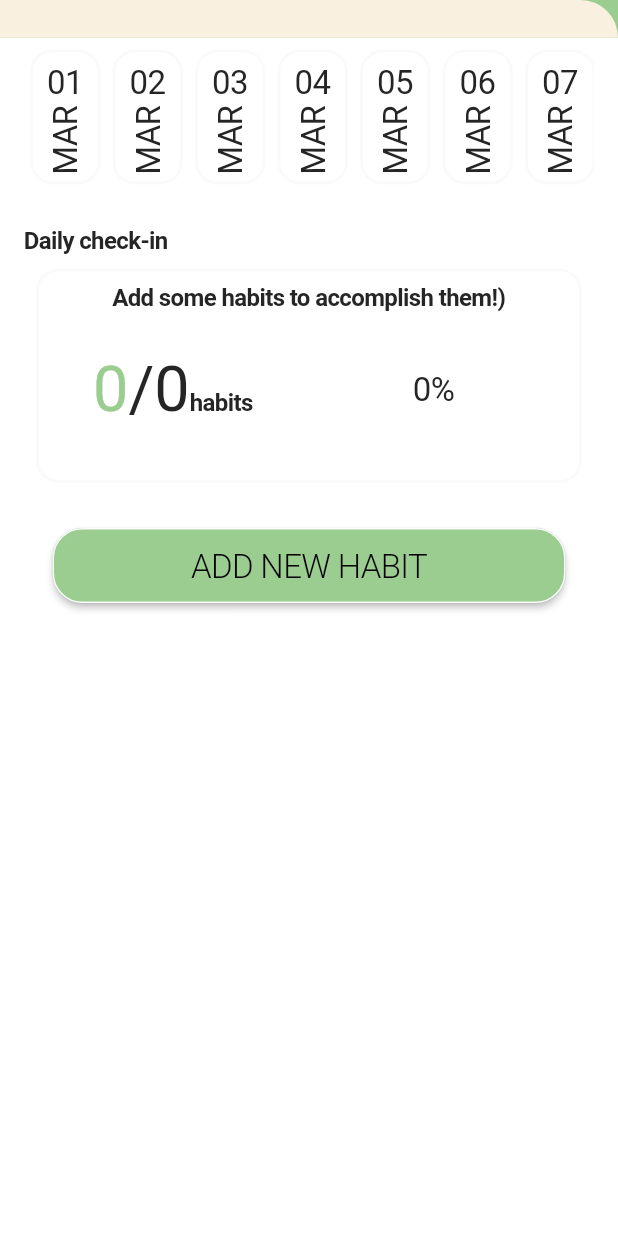
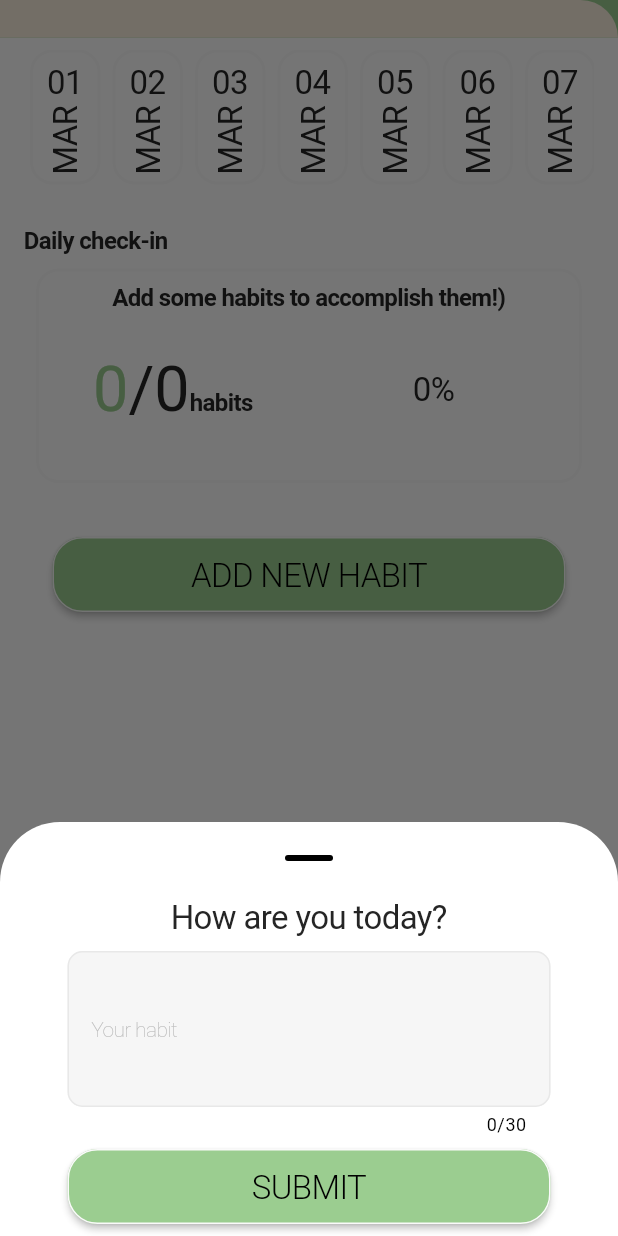
Before and after one commit to Max213141/pet_project, a Flutter app: the HabitsScreenBody widget shown alone on an empty page, opened directly with empty values, after a tap on "ADD NEW HABIT", on a phone screen of 412 x 824 dp. Run offline on Flutter 3.47's test engine with Material 3 defaults, Android fonts, the phone set to English and light mode, and no system bars; our stand-ins replace bloc, carousel_slider, cloud_firestore, firebase_auth, firebase_core, fl_chart and 8 more; accounts and stored records are empty; network calls fail; Roboto replaces fonts that are missing (Poppins-Regular, Signika-Regular); project files that could hold a hidden picture were left out.

Commit message:
Habits creation botto sheet body adaptive behavior now working properly

```diff
--- a/lib/screens/auth_screen/widgets/auth_screen_modal_body.dart
+++ b/lib/screens/auth_screen/widgets/auth_screen_modal_body.dart
@@ -66,7 +66,8 @@ class _AuthModalBodyState extends State<AuthModalBody> {
                 );
               },
             );
-            });
+          },
+        );
       },
       child: Scaffold(
         backgroundColor: Colors.transparent,
--- a/lib/screens/habits_screen/widgets/habits_screen_body.dart
+++ b/lib/screens/habits_screen/widgets/habits_screen_body.dart
@@ -1,11 +1,9 @@
-import 'package:cloud_firestore/cloud_firestore.dart';
 import 'package:flutter/material.dart';
-import 'package:flutter_bloc/flutter_bloc.dart';
 import 'package:intl/intl.dart';
-import 'package:life_sync/blocs/blocs.dart';
 import 'package:life_sync/common_widgets/widgets.dart';
 import 'package:life_sync/entities/db_entities/db_entities.dart';
 import 'package:life_sync/screens/habits_screen/widgets/widgets.dart';
+import 'package:life_sync/screens/home_screen/widgets/widgets.dart';
 import 'package:life_sync/utils/utils.dart';
 
 class HabitsScreenBody extends StatelessWidget {
@@ -74,6 +72,27 @@ class HabitsScreenBody extends StatelessWidget {
                   itemCount: habitsList.length,
                   itemBuilder: (context, index) {
                     // Check if the current item's date is different from the previous item's date
+                    // if ((index > 0 &&
+                    //         sortedList[index].date.toDate().day !=
+                    //             sortedList[index - 1].date.toDate().day) &&
+                    //     sortedList[index].date.toDate().day !=
+                    //         DateTime.now().day) {
+                    //   return Column(
+                    //     children: [
+                    //       const Divider(),
+                    //       Text(
+                    //         ' ${DateFormat.MMMd().format(sortedList[index].date.toDate())}',
+                    //         style: MentalHealthTextStyles
+                    //             .text.signikaSecondaryFontF16,
+                    //       ),
+                    //       HabitsItem(
+                    //         uid: uid,
+                    //         habitsList: sortedList,
+                    //         habit: sortedList[index],
+                    //       ),
+                    //     ],
+                    //   );
+                    // } else
                     if (index > 0 &&
                         sortedList[index].date.toDate().day !=
                             sortedList[index - 1].date.toDate().day) {
@@ -105,44 +124,32 @@ class HabitsScreenBody extends StatelessWidget {
             ),
           ),
           Padding(
-            padding: const EdgeInsets.symmetric(horizontal: 35.0),
+            padding: const EdgeInsets.symmetric(horizontal: 35.0, vertical: 6),
             child: ActionButton(
               title: 'Add new habit'.toUpperCase(),
               onPressed: () {
-                final updatedList = habitsList.toList();
-                updatedList.add(
-                  UserHabit(
-                    task: 'Finish todod List',
-                    date: Timestamp.now(),
-                    isDone: false,
+                showModalBottomSheet(
+                  useSafeArea: true,
+                  showDragHandle: true,
+                  isScrollControlled: true,
+                  backgroundColor: AppColor.primaryColorDark,
+                  anchorPoint: const Offset(0.5, 0.0),
+                  shape: const RoundedRectangleBorder(
+                    borderRadius: BorderRadius.only(
+                      topLeft: Radius.circular(40),
+                      topRight: Radius.circular(40),
+                    ),
                   ),
+                  context: context,
+                  builder: (context) {
+                    return RepaintBoundary(
+                      child: HabitCreationBody(
+                        uid: uid,
+                        habitsList: habitsList,
+                      ),
+                    );
+                  },
                 );
-                BlocProvider.of<HabitsBloc>(context).add(
-                  UploadHabits(
-                    userUID: uid,
-                    userUpdatedHabits: UserHabitsList(userHabits: updatedList),
-                  ),
-                );
-                // showModalBottomSheet(
-                //   useSafeArea: true,
-                //   showDragHandle: true,
-                //   shape: const RoundedRectangleBorder(
-                //     borderRadius: BorderRadius.only(
-                //       topLeft: Radius.circular(40),
-                //       topRight: Radius.circular(40),
-                //     ),
-                //   ),
-                //   context: context,
-                //   builder: (context) {
-                //     return Center(
-                //       child: Text(
-                //         ';)',
-                //         style:
-                //             MentalHealthTextStyles.text.signikaPrimaryFontF28,
-                //       ),
-                //     );
-                //   },
-                // );
               },
             ),
           ),
--- a/lib/screens/home_screen/widgets/calendar_body_widget.dart
+++ b/lib/screens/home_screen/widgets/calendar_body_widget.dart
@@ -163,7 +163,7 @@ Color getColorForDate(DateTime date, List<MoodEntry> moodEntries) {
         case 'Meh':
           return AppColor.chartMeh;
         case 'Good':
-          return AppColor.chartsColor;
+          return AppColor.chartGood;
         case 'Happy':
           return AppColor.chartHappy;
         default:
--- a/lib/screens/home_screen/widgets/habit_creation_bottom_sheet_body.dart
+++ b/lib/screens/home_screen/widgets/habit_creation_bottom_sheet_body.dart
@@ -35,28 +35,32 @@ class _HabitCreationBodyState extends State<HabitCreationBody> {
 
   @override
   Widget build(BuildContext context) {
-    return Scaffold(
-      backgroundColor: Colors.transparent,
-      body: RepaintBoundary(
-        child: ScrollConfiguration(
-          behavior: CustomBehavior(),
-          child: Padding(
-            padding: const EdgeInsets.symmetric(horizontal: 45, vertical: 5),
+    return Padding(
+      padding: EdgeInsets.only(
+        right: 45,
+        left: 45,
+        bottom: MediaQuery.of(context).viewInsets.bottom,
+      ),
+      child: Form(
+        key: formKey,
         child: Column(
-              mainAxisAlignment: MainAxisAlignment.spaceBetween,
           crossAxisAlignment: CrossAxisAlignment.center,
+          mainAxisSize: MainAxisSize.min,
           children: [
             Text(
               'How are you today?',
               style: MentalHealthTextStyles.text.signikaFontF24,
             ),
-                Expanded(
-                  child: RepaintBoundary(
+            const SizedBox(height: 8),
+            RepaintBoundary(
               child: CustomFormFieldWidget(
                 controller: habitController,
                 title: 'Your habit',
                 validator: (value) {
-                        if (value!.length > 30) {
+                  if (value!.isEmpty) {
+                    return 'Add your habit first';
+                  }
+                  if (value.length > 30) {
                     return 'Text length cannot exceed 30 characters';
                   }
                   return null; // Return null if the validation passes
@@ -65,10 +69,11 @@ class _HabitCreationBodyState extends State<HabitCreationBody> {
                 maxLines: 3,
               ),
             ),
-                ),
+            const SizedBox(height: 8),
             ActionButton(
               title: 'Submit'.toUpperCase(),
               onPressed: () {
+                if (formKey.currentState!.validate()) {
                   final updatedList = widget.habitsList.toList();
                   updatedList.add(
                     UserHabit(
@@ -85,11 +90,11 @@ class _HabitCreationBodyState extends State<HabitCreationBody> {
                       ),
                     ),
                   );
+                }
               },
             ),
+            const SizedBox(height: 8),
           ],
-            ),
-          ),
         ),
       ),
     );
```
Also changed, not shown: lib/screens/home_screen/widgets/todo_list_widget_body.dart (+6 -24 lines), lib/screens/mood_screen/widgets/mood_screen_body.dart (+1 -6 lines). Lines whose indentation alone changed are shown as unchanged.
